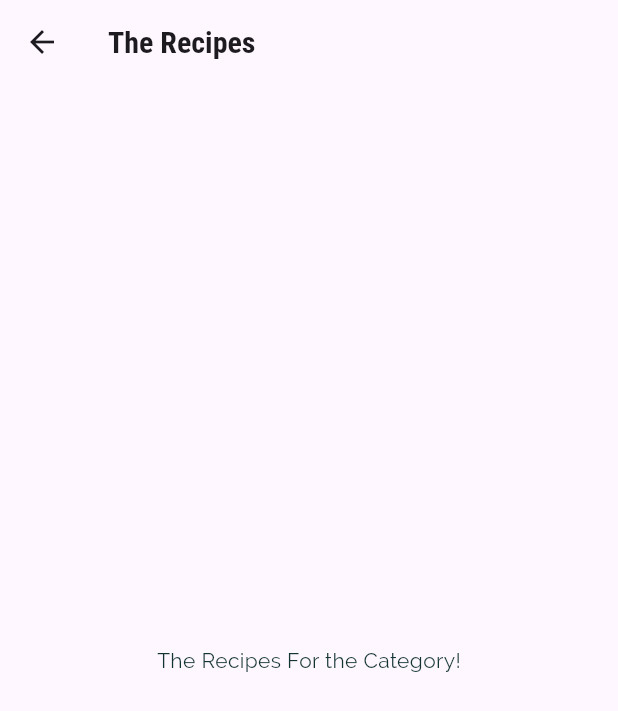
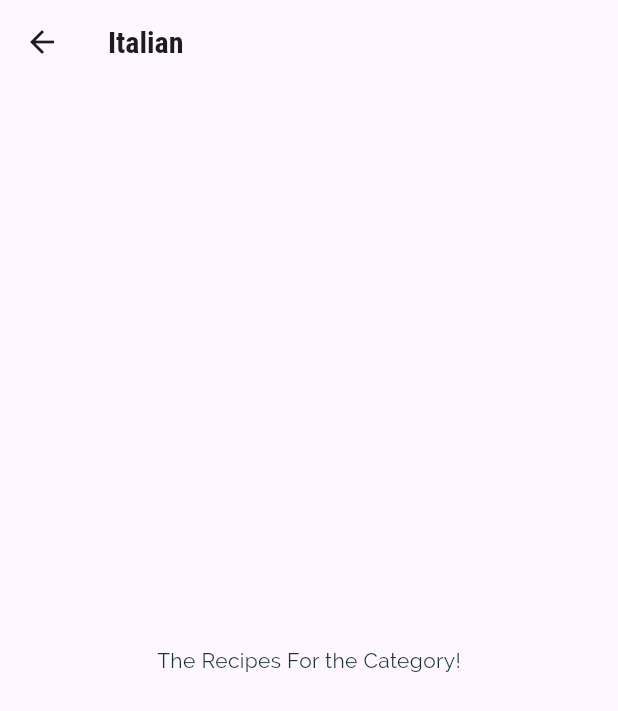
Before and after one commit to kmayatwal/meals_app, a Flutter app: the screen it shows after launch, after a tap on "Italian", on a phone screen of 412 x 824 dp. Shown: the top 711 px of the screen. Run offline on Flutter 3.47's test engine with Material 3 defaults, Android fonts, the phone set to English and light mode, and no system bars.

Commit message:
Title added on app bar

```diff
--- a/lib/category_item.dart
+++ b/lib/category_item.dart
@@ -2,16 +2,17 @@ import 'package:flutter/material.dart';
 import './category_meals_screen.dart';
 
 class CategoryItem extends StatelessWidget {
+  final String id;
   final String title;
   final Color color;
 
-  CategoryItem(this.title, this.color);
+  CategoryItem(this.id, this.title, this.color);
 
   void selectCategory(BuildContext context) {
     Navigator.of(context).push(
       MaterialPageRoute(
         builder: (_) {
-          return CategoryMealsScreen();
+          return CategoryMealsScreen(id, title);
         },
       ),
     );
--- a/lib/category_meals_screen.dart
+++ b/lib/category_meals_screen.dart
@@ -1,11 +1,16 @@
 import 'package:flutter/material.dart';
 
 class CategoryMealsScreen extends StatelessWidget {
+  final String categoryId;
+  final String categoryTitle;
+
+  CategoryMealsScreen(this.categoryId, this.categoryTitle);
+
   @override
   Widget build(BuildContext context) {
     return Scaffold(
       appBar: AppBar(
-        title: Text('The Recipes'),
+        title: Text(categoryTitle),
       ),
       body: Center(
         child: Text('The Recipes For the Category!'),
--- a/lib/category_screen.dart
+++ b/lib/category_screen.dart
@@ -13,7 +13,8 @@ class CategoriesScreen extends StatelessWidget {
       body: GridView(
         padding: EdgeInsets.all(25),
         children: DUMMY_CATEGORIES
-            .map((catDat) => CategoryItem(catDat.title, catDat.color))
+            .map(
+                (catDat) => CategoryItem(catDat.id, catDat.title, catDat.color))
             .toList(),
         gridDelegate: SliverGridDelegateWithMaxCrossAxisExtent(
           maxCrossAxisExtent: 200,
```
